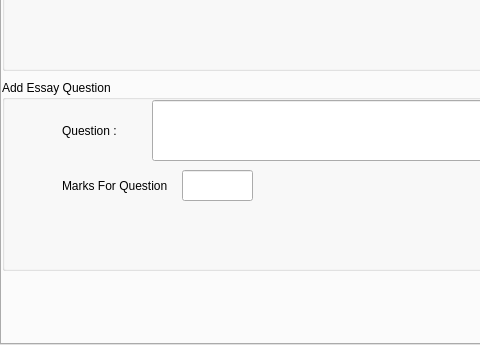
Before: the Qt Designer form newmixpaper.ui in dkithmal/BinduProjectTeacher, drawn with Qt 5; both pictures show x 0 to 480 and y 296 to 641 of the 1123 by 641 pixel window.
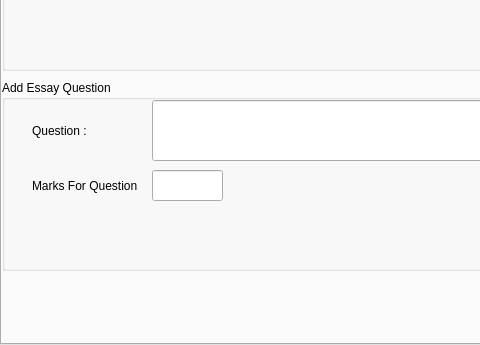
After: the same form once the commit is applied. The open tabs and pages were chosen to show the change.

```diff
--- a/newmixpaper.ui
+++ b/newmixpaper.ui
@@ -247,7 +247,7 @@
      <widget class="QLabel" name="lEssayQusesion">
       <property name="geometry">
        <rect>
-        <x>60</x>
+        <x>30</x>
         <y>40</y>
         <width>81</width>
         <height>21</height>
@@ -286,7 +286,7 @@
      <widget class="QLabel" name="label">
       <property name="geometry">
        <rect>
-        <x>60</x>
+        <x>30</x>
         <y>90</y>
         <width>121</width>
         <height>31</height>
@@ -299,7 +299,7 @@
      <widget class="QLineEdit" name="lEEssayMarks">
       <property name="geometry">
        <rect>
-        <x>180</x>
+        <x>150</x>
         <y>90</y>
         <width>71</width>
         <height>31</height>
```
Left out of the diff: 2 changed lines with no effect on the pictures.
